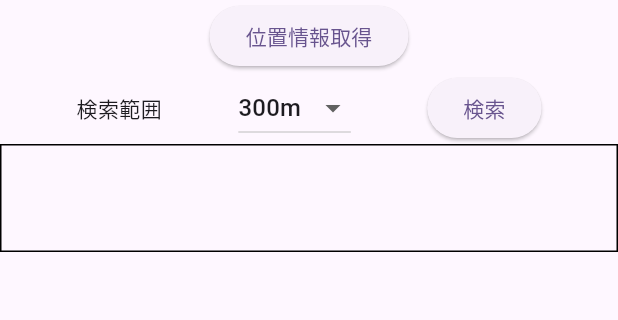
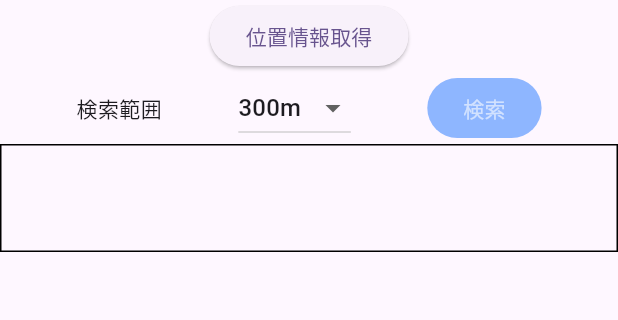
Before and after one commit to Rei0404nakada/restaurant_searcher, a Flutter app: the screen it shows after launch, on a phone screen of 412 x 824 dp, the part 84-404 px from its top. Run offline on Flutter 3.47's test engine with Material 3 defaults, Android fonts, the phone set to English and light mode, and no system bars; our stand-ins replace geolocator.

```diff
--- a/lib/main.dart
+++ b/lib/main.dart
@@ -38,8 +38,8 @@ class _MyHomePageState extends State<MyHomePage> {
   String latPosition = '';
   String lngPosition = '';
   String isSelectedValue = '1';
-
   String range = '1';
+  Future<List<List<String>>?>? restaurantData;
 
   @override
   Widget build(BuildContext context) {
@@ -71,11 +71,13 @@ class _MyHomePageState extends State<MyHomePage> {
                   );
                 });
                 if (_position != null) {
+                  setState(() {
                     print(_position!.latitude.toString());
                     print(_position!.longitude.toString());
                     latPosition = '35.691837275';
                     lngPosition = '139.8117242108';
                     print(latPosition);
+                  });
                 }
               },
               child: const Text('位置情報取得'),
@@ -116,10 +118,21 @@ class _MyHomePageState extends State<MyHomePage> {
                   },
                 ),
                 ElevatedButton(
-                  onPressed: () {
+                  onPressed: locationChecker() == false
+                      ? null
+                      : () {
+                          setState(() {
+                            restaurantData =
                                 getGourmet(range, latPosition, lngPosition);
                             print(isSelectedValue);
+                          });
                         },
+                  style: ElevatedButton.styleFrom(
+                      foregroundColor: Colors.white,
+                      backgroundColor: Colors.blueAccent,
+                      disabledBackgroundColor:
+                          Colors.blueAccent.withOpacity(0.6),
+                      disabledForegroundColor: Colors.white.withOpacity(0.6)),
                   child: const Text('検索'),
                 ),
               ],
@@ -134,7 +147,7 @@ class _MyHomePageState extends State<MyHomePage> {
                 ),
               ),
               child: FutureBuilder<List<List<String>>?>(
-                  future: getGourmet(range, latPosition, lngPosition),
+                  future: restaurantData,
                   builder: (BuildContext context,
                       AsyncSnapshot<List<List<String>>?> snapshot) {
                     if (snapshot.hasData &&
@@ -198,6 +211,14 @@ class _MyHomePageState extends State<MyHomePage> {
         ),
       ),
     );
+  }
+
+  bool locationChecker() {
+    if (latPosition != '' && lngPosition != '') {
+      return true;
+    } else {
+      return false;
+    }
   }
 
   Future<List<List<String>>?> getGourmet(
```
Lines whose indentation alone changed are shown as unchanged.
